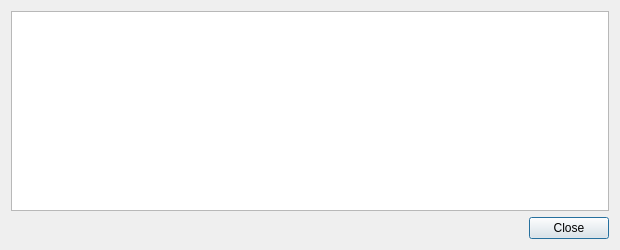
First picture: the form in src/qt/forms/transactiondescdialog.ui, repository RaptureCore/Rapture, before the edit.
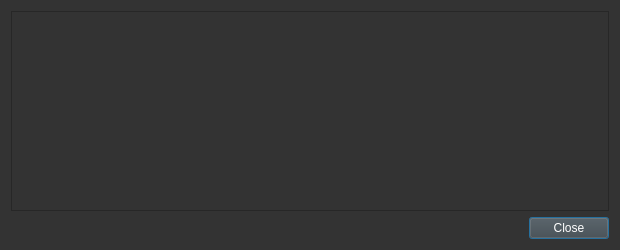
Second picture: the form after the edit.

Commit message: Transaction dialog theme update

```diff
--- a/src/qt/forms/transactiondescdialog.ui
+++ b/src/qt/forms/transactiondescdialog.ui
@@ -13,6 +13,9 @@
   <property name="windowTitle">
    <string>Transaction details</string>
   </property>
+  <property name="styleSheet">
+   <string notr="true">background-color:#333;</string>
+  </property>
   <layout class="QVBoxLayout" name="verticalLayout">
    <item>
     <widget class="QTextEdit" name="detailText">
@@ -26,6 +29,9 @@
    </item>
    <item>
     <widget class="QDialogButtonBox" name="buttonBox">
+     <property name="styleSheet">
+      <string notr="true">background-color:#444;color:#fff;</string>
+     </property>
      <property name="orientation">
       <enum>Qt::Horizontal</enum>
      </property>
```
The commit also changes 2 other files.
